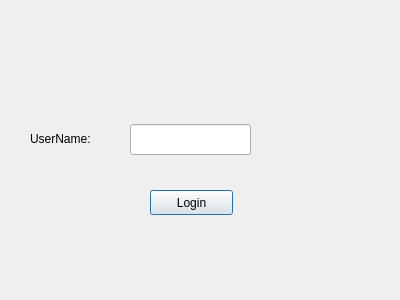
This is stafflogin.ui in maliklewis/comp3004 as Qt 5 draws it before an edit. The edited form follows.
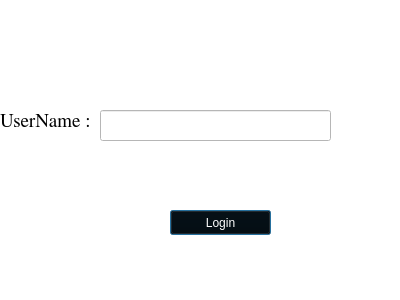
This is the edited form. Icons and pictures are not drawn.

Patch:
```diff
--- a/stafflogin.ui
+++ b/stafflogin.ui
@@ -13,28 +13,54 @@
   <property name="windowTitle">
    <string>Staff Login</string>
   </property>
+  <property name="autoFillBackground">
+   <bool>false</bool>
+  </property>
+  <property name="styleSheet">
+   <string notr="true">color: rgb(0, 0, 0);
+background-color: rgb(255,255,255);</string>
+  </property>
   <widget class="QLabel" name="label">
    <property name="geometry">
     <rect>
-     <x>30</x>
-     <y>130</y>
-     <width>81</width>
-     <height>17</height>
+     <x>0</x>
+     <y>110</y>
+     <width>91</width>
+     <height>21</height>
     </rect>
    </property>
+   <property name="font">
+    <font>
+     <family>FreeSerif</family>
+     <pointsize>14</pointsize>
+     <weight>9</weight>
+     <italic>false</italic>
+     <bold>false</bold>
+    </font>
+   </property>
+   <property name="styleSheet">
+    <string notr="true">font: 75 14pt &quot;FreeSerif&quot;;
+
+</string>
+   </property>
    <property name="text">
-    <string>UserName:</string>
+    <string>UserName :</string>
    </property>
   </widget>
   <widget class="QPushButton" name="loginButton">
    <property name="geometry">
     <rect>
-     <x>150</x>
-     <y>190</y>
-     <width>83</width>
+     <x>170</x>
+     <y>210</y>
+     <width>101</width>
      <height>25</height>
     </rect>
    </property>
+   <property name="styleSheet">
+    <string notr="true">color: rgb(255, 255, 255);
+background-color: rgb(0, 0, 0);
+font: 75 11pt &quot;DejaVu Sans Mono&quot;;</string>
+   </property>
    <property name="text">
     <string>Login</string>
    </property>
@@ -42,13 +68,42 @@
   <widget class="QLineEdit" name="userName">
    <property name="geometry">
     <rect>
-     <x>130</x>
-     <y>124</y>
-     <width>121</width>
+     <x>100</x>
+     <y>110</y>
+     <width>231</width>
      <height>31</height>
     </rect>
    </property>
+   <property name="styleSheet">
+    <string notr="true">border-color: rgb(255, 255, 255);</string>
+   </property>
   </widget>
+  <widget class="QLabel" name="label_2">
+   <property name="geometry">
+    <rect>
+     <x>90</x>
+     <y>20</y>
+     <width>211</width>
+     <height>181</height>
+    </rect>
+   </property>
+   <property name="text">
+    <string/>
+   </property>
+   <property name="pixmap">
+    <pixmap>../../Downloads/cuacs logo( black &amp; red).png</pixmap>
+   </property>
+   <property name="scaledContents">
+    <bool>true</bool>
+   </property>
+   <property name="wordWrap">
+    <bool>false</bool>
+   </property>
+  </widget>
+  <zorder>label_2</zorder>
+  <zorder>label</zorder>
+  <zorder>loginButton</zorder>
+  <zorder>userName</zorder>
  </widget>
  <resources/>
  <connections/>
```
